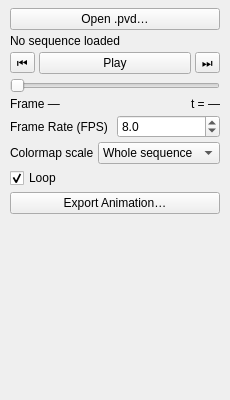
This is src/ui/animation_page.ui in thermeng/SciRender as Qt 5 draws it before an edit. The edited form follows.
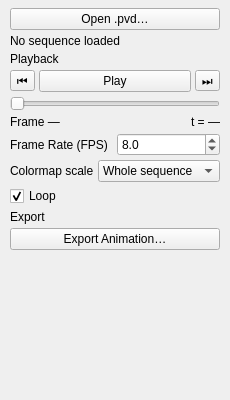
This is the edited form.

What changed in the file:
```diff
--- a/src/ui/animation_page.ui
+++ b/src/ui/animation_page.ui
@@ -46,6 +46,12 @@
      </property>
     </widget>
    </item>
+    <item>
+     <widget class="QLabel" name="playbackHeader">
+      <property name="text">
+       <string>Playback</string>
+      </property></widget>
+    </item>
    <item>
     <layout class="QHBoxLayout" name="transportRow">
      <property name="spacing">
@@ -185,6 +191,12 @@
      </property>
     </widget>
    </item>
+    <item>
+     <widget class="QLabel" name="exportHeader">
+      <property name="text">
+       <string>Export</string>
+      </property></widget>
+    </item>
    <item>
     <widget class="QPushButton" name="exportBtn">
      <property name="text">
```
Lines whose indentation alone changed are shown as unchanged.
